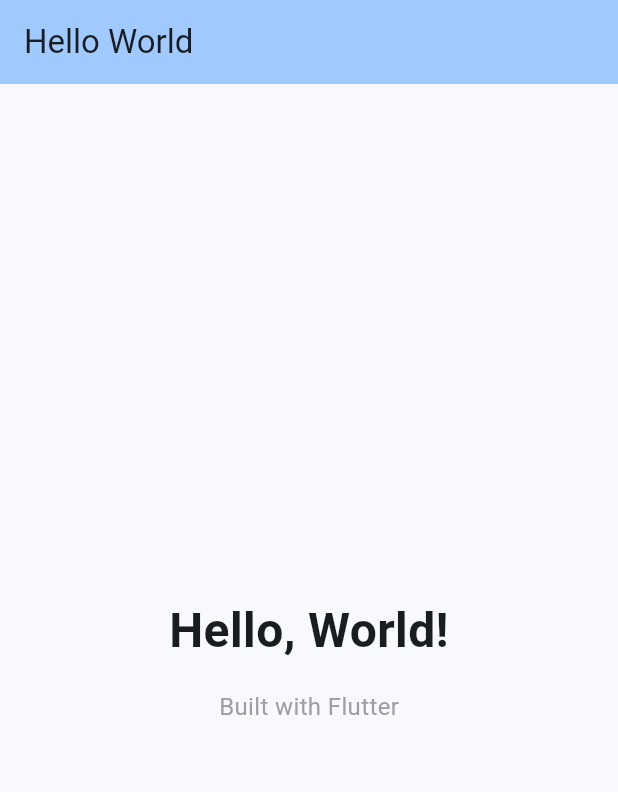
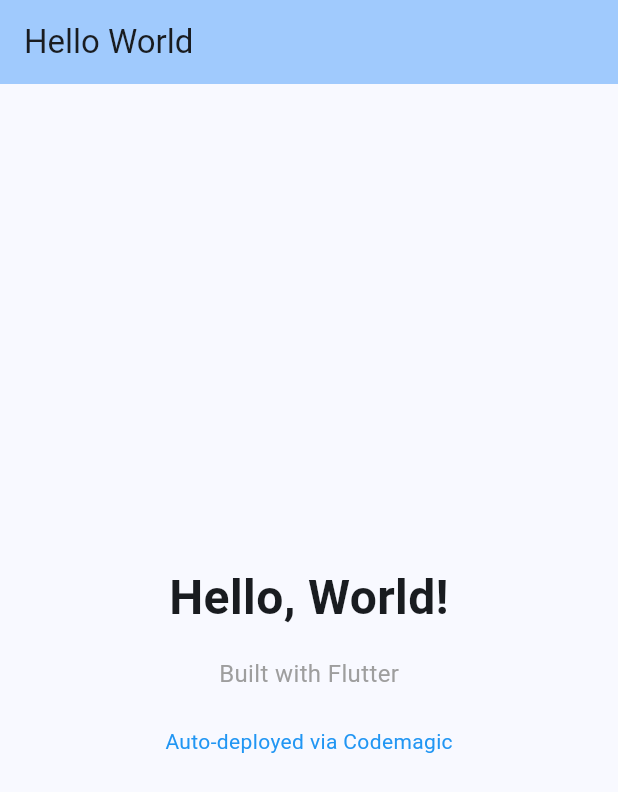
Before and after one commit to davidraba/template-flutter-app, a Flutter app: the screen it shows after launch, on a phone screen of 412 x 824 dp. Shown: the top 792 px of the screen. Run offline on Flutter 3.47's test engine with Material 3 defaults, Android fonts, the light colour scheme and no system bars.

Commit message:
Add Codemagic auto-deploy marker text on home screen
Visible line under 'Built with Flutter' to confirm end-to-end that the
web build is published by Codemagic Static Pages on every push to main.

```diff
--- a/lib/main.dart
+++ b/lib/main.dart
@@ -44,6 +44,11 @@ class HelloWorldHome extends StatelessWidget {
               'Built with Flutter',
               style: TextStyle(fontSize: 16, color: Colors.grey),
             ),
+            SizedBox(height: 24),
+            Text(
+              'Auto-deployed via Codemagic',
+              style: TextStyle(fontSize: 14, color: Colors.blue),
+            ),
           ],
         ),
       ),
```
